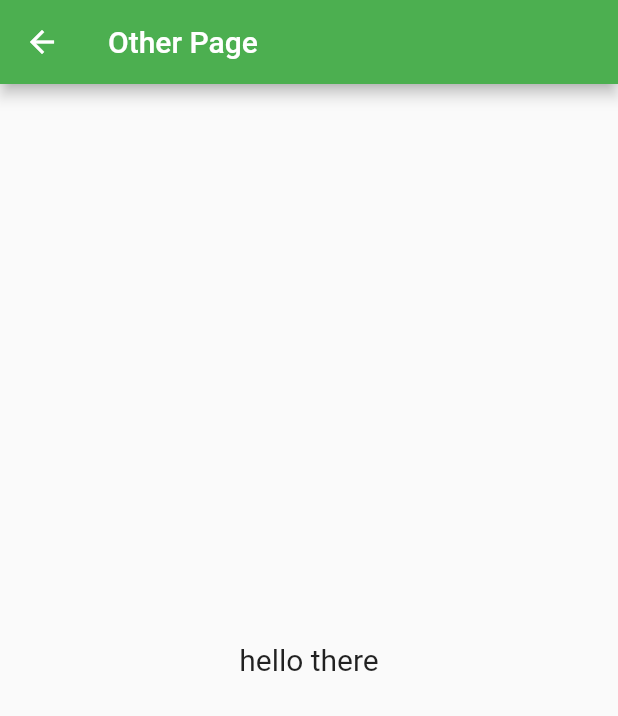
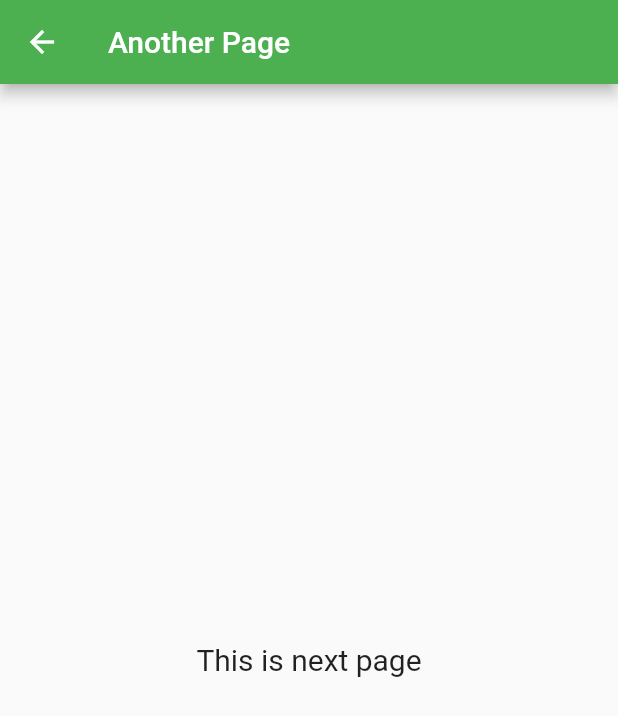
Before and after one commit to EDR3X/Counter-App-With-BLoC, a Flutter app: the NextPage screen opened directly, on a phone screen of 412 x 824 dp. Shown: the top 716 px of the screen. Run offline on Flutter 3.47's test engine with Material 2 defaults, Android fonts, the phone set to English and light mode, and no system bars; our stand-ins replace bloc, equatable, flutter_bloc.

Commit message:
minor changes

```diff
--- a/lib/next_page.dart
+++ b/lib/next_page.dart
@@ -8,7 +8,7 @@ class NextPage extends StatelessWidget {
     return Scaffold(
       appBar: AppBar(
         title: const Text(
-          "Other Page",
+          "Another Page",
         ),
       ),
       body: Center(
@@ -16,7 +16,7 @@ class NextPage extends StatelessWidget {
           mainAxisAlignment: MainAxisAlignment.center,
           children: const [
             Text(
-              "hello there",
+              "This is next page",
               style: TextStyle(fontSize: 20),
             ),
           ],
```
